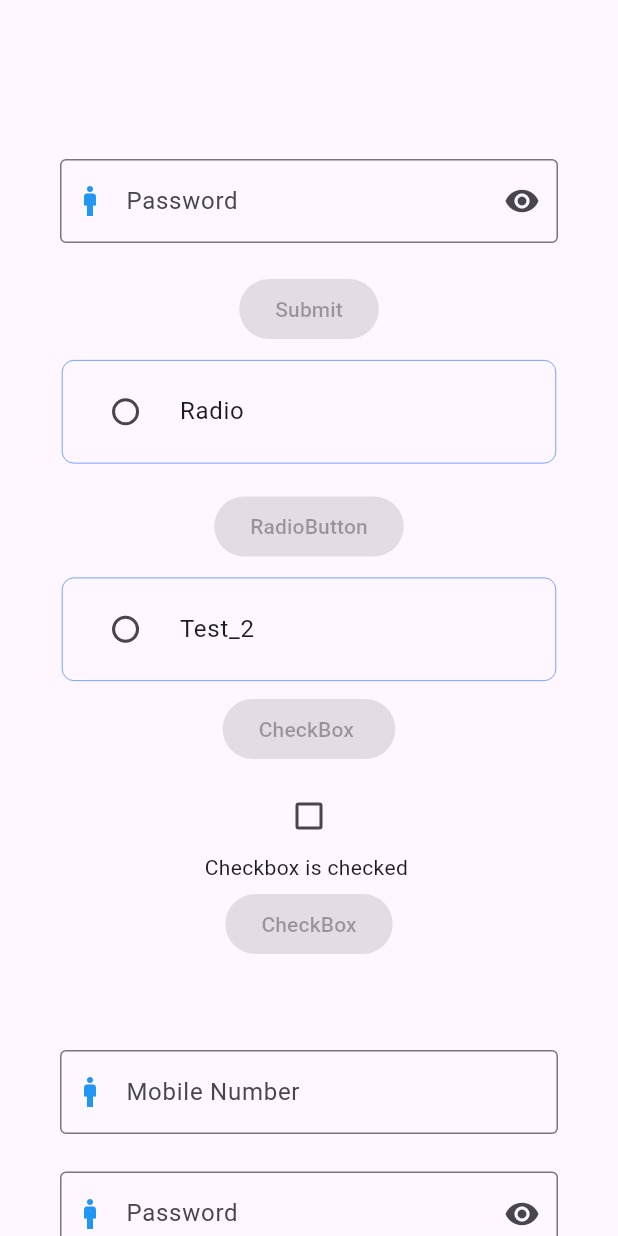
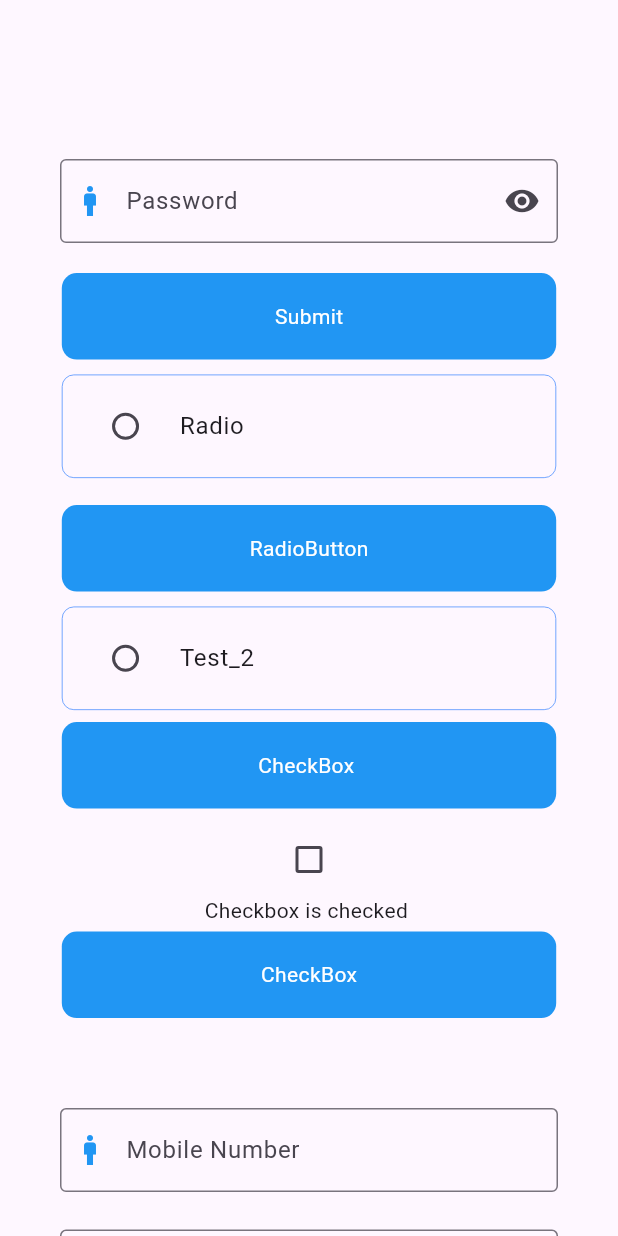
Before and after one commit to Nurujjaman329/customized_widget, a Flutter app: the screen it shows after launch, on a phone screen of 412 x 824 dp. Run offline on Flutter 3.47's test engine with Material 3 defaults, Android fonts, the phone set to English and light mode, and no system bars.

Commit message:
modify button

```diff
--- a/lib/custom_widget/custom_button.dart
+++ b/lib/custom_widget/custom_button.dart
@@ -11,11 +11,23 @@ class CustomButton extends StatefulWidget {
 class _CustomButtonState extends State<CustomButton> {
   @override
   Widget build(BuildContext context) {
-    return ElevatedButton(
-      style: ElevatedButton.styleFrom(
-        backgroundColor: Colors.blue,
+    return Container(
+      height: MediaQuery.of(context).size.height * .07,
+      width: MediaQuery.of(context).size.width * .80,
+      decoration: BoxDecoration(
+        borderRadius: BorderRadius.circular(
+          10.0,
+        ),
+        color: Colors.blue,
       ),
-      child: Text(widget.buttonName),
+      child: Center(
+        child: Text(
+          widget.buttonName,
+          style: TextStyle(
+            color: Colors.white,
+          ),
+        ),
+      ),
     );
   }
 }
```
